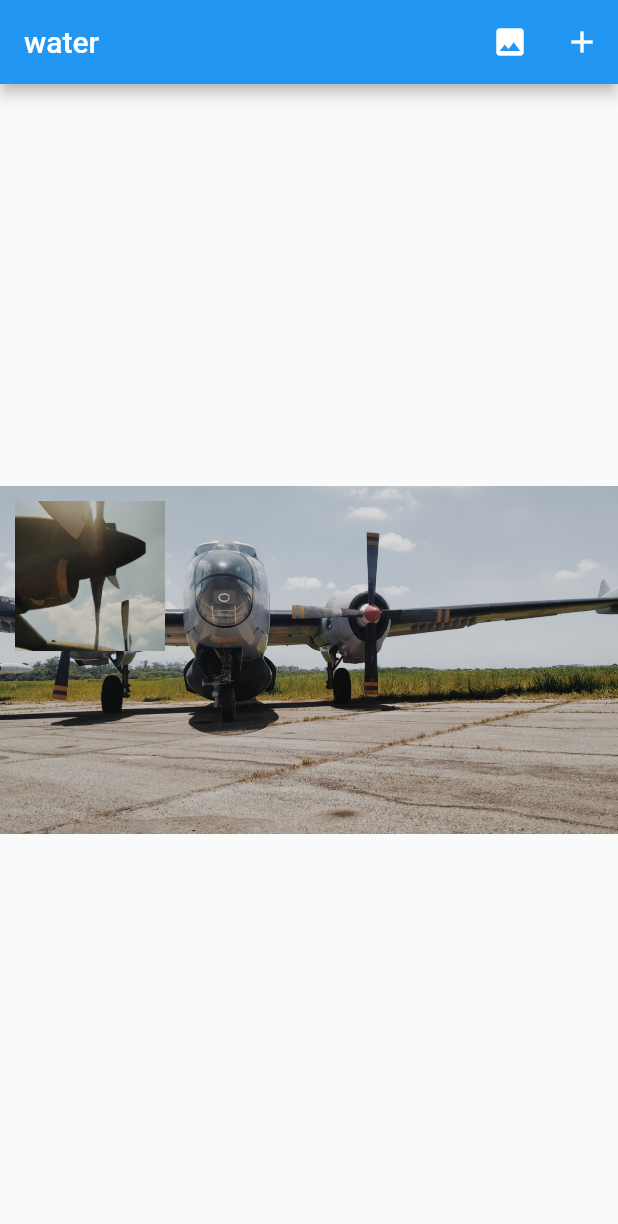
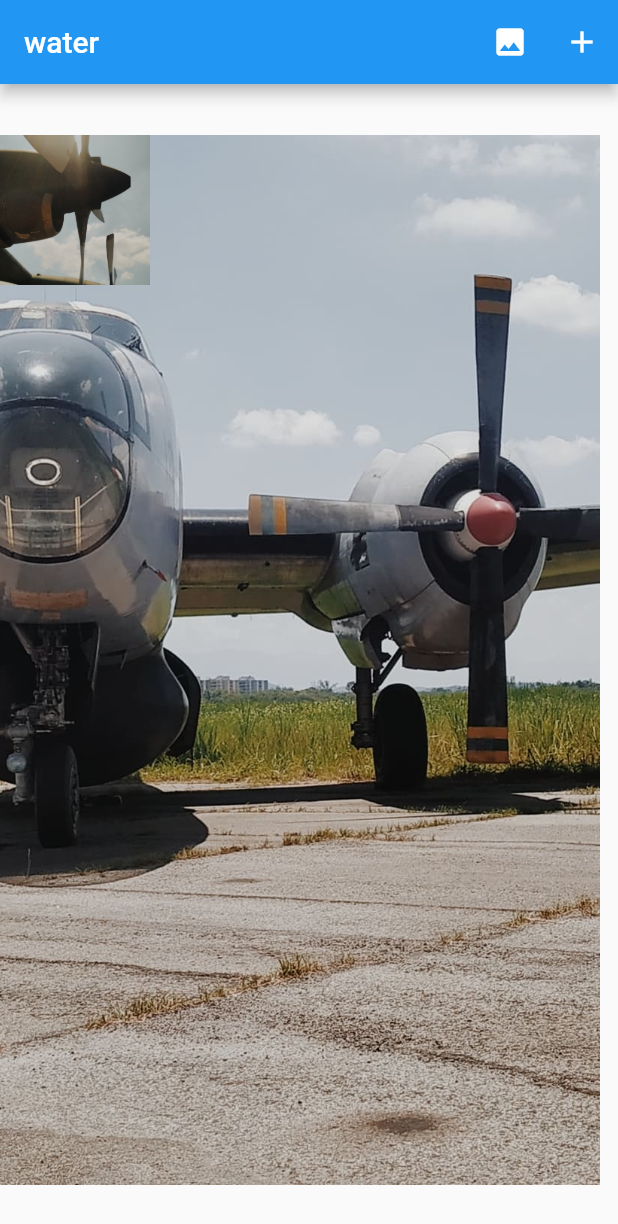
Before and after one commit to eyesoffish/zlwaterremark, a Flutter app: the screen it shows after launch, after a tap on the "image" icon, on a phone screen of 412 x 824 dp. Shown: the top 1224 px of the screen. Run offline on Flutter 3.47's test engine with Material 2 defaults, Android fonts, the phone set to English and light mode, and no system bars.

Commit message:
feat: 边距控制

```diff
--- a/zlwatermark/example/lib/main.dart
+++ b/zlwatermark/example/lib/main.dart
@@ -59,6 +59,7 @@ class _WaterPageState extends State<WaterPage> {
         mainAxisAlignment: MainAxisAlignment.center,
         children: [
           ZLWaterView(
+            size: Size(400, 700),
             child: Image.asset("assets/gallery3.jpg", fit: BoxFit.cover,),
             children: list,
           )
--- a/zlwatermark/lib/zlwatermark.dart
+++ b/zlwatermark/lib/zlwatermark.dart
@@ -134,10 +134,7 @@ class _WaterWidgetState extends State<_WaterWidget> {
           },
           onScaleEnd: (scaleEndDetail) {
           },
-          child: Container(
-            padding: const EdgeInsets.all(10.0),
-            child: widget.child,
-          ),
+          child: widget.child,
         ),
       ),
     );
```
